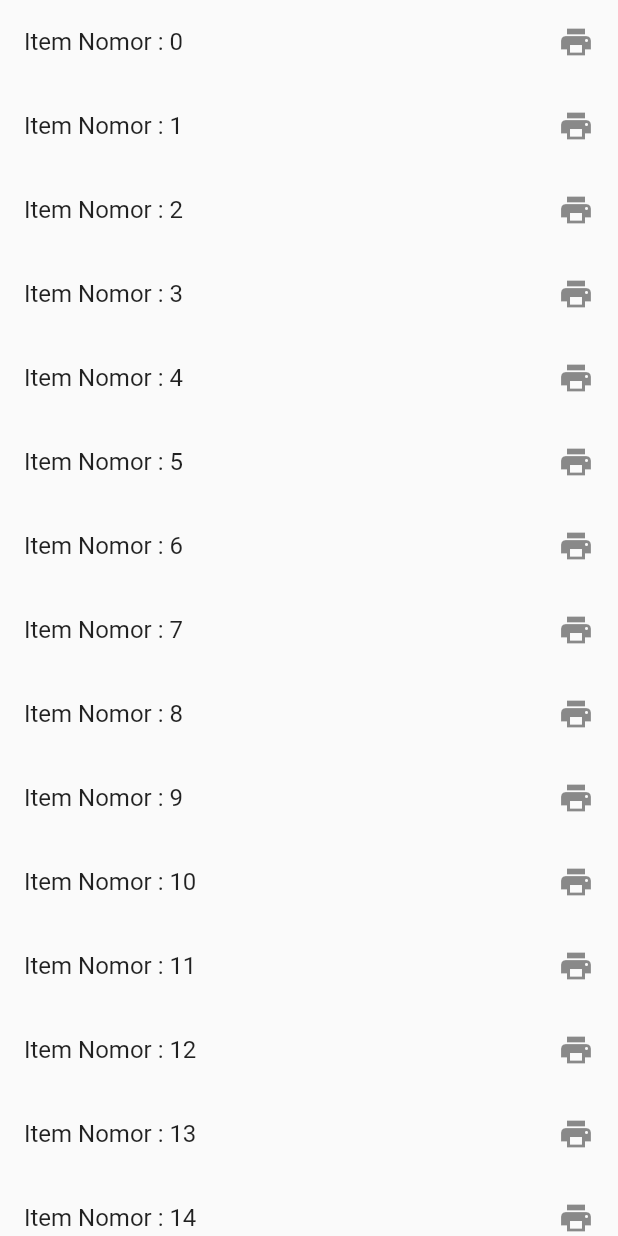
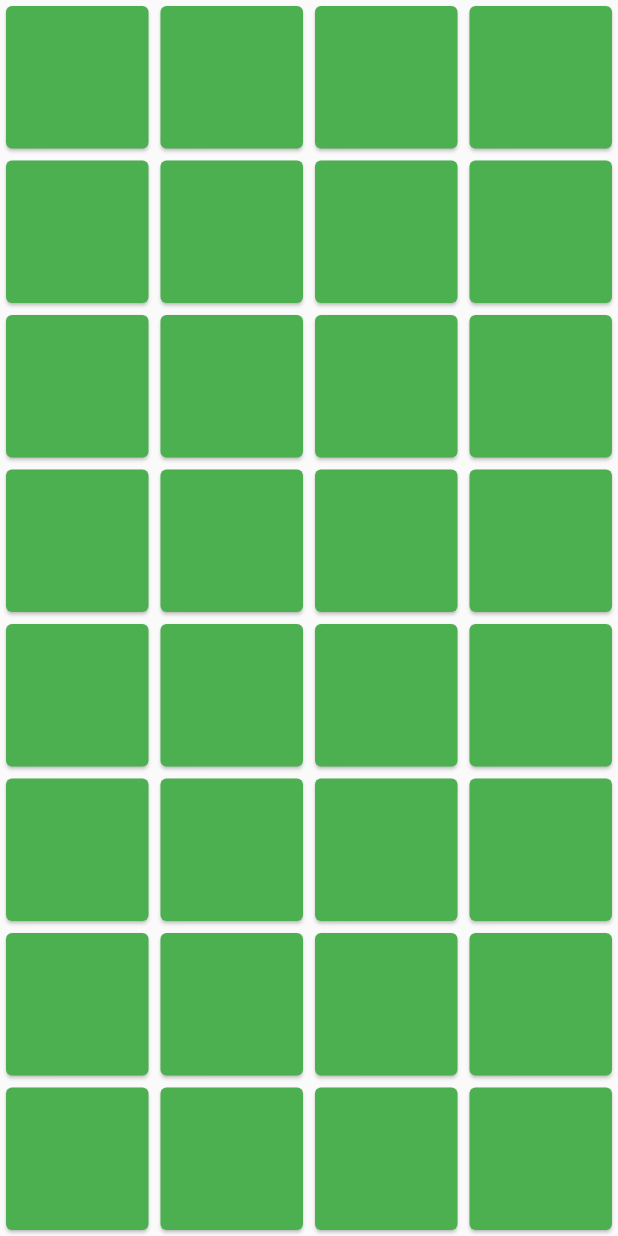
Before and after one commit to roningrum/flutter_dasar, a Flutter app: the screen it shows after launch, on a phone screen of 412 x 824 dp. Run offline on Flutter 3.47's test engine with Material 2 defaults, Android fonts, the phone set to English and light mode, and no system bars.

```diff
--- a/lib/main.dart
+++ b/lib/main.dart
@@ -26,39 +26,40 @@ class MyApp extends StatelessWidget {
         // the app on. For desktop platforms, the controls will be smaller and
         // closer together (more dense) than on mobile platforms.
       ),
-      home: PageListWidget(),
+      home: PageGridView(),
       debugShowCheckedModeBanner: false,
     );
   }
 }
 
-class PageListWidget extends StatefulWidget {
+class PageGridView extends StatefulWidget {
   @override
-  _PageListWidgetState createState() => _PageListWidgetState();
+  _PageGridViewState createState() => _PageGridViewState();
 }
 
-class _PageListWidgetState extends State<PageListWidget> {
-  List<int> item = new List();
+class _PageGridViewState extends State<PageGridView> {
+  List<int> itemGrid = new List();
 
   @override
   void initState() {
+    // TODO: implement initState
     super.initState();
-    for (int i = 0; i < 25; i++) {
-      item.add(i);
+    for(int i =0; i<30; i++){
+      itemGrid.add(i);
+
     }
   }
 
   @override
   Widget build(BuildContext context) {
     return Scaffold(
-      body: new ListView.builder(
-          itemCount: item.length,
-          itemBuilder: (BuildContext context, int index) {
-            return new ListTile(
-              title: new Text('Item Nomor : $index'),
-              trailing: new Icon(Icons.print),
+      body: new GridView.builder(
+          gridDelegate: new SliverGridDelegateWithFixedCrossAxisCount(crossAxisCount: 4), itemBuilder:(BuildContext context, int index){
+            return new Card(
+              color: Colors.green,
+              child: new Padding(padding: const EdgeInsets.all(25)),
             );
-          }),
+      }),
     );
   }
 }
```
